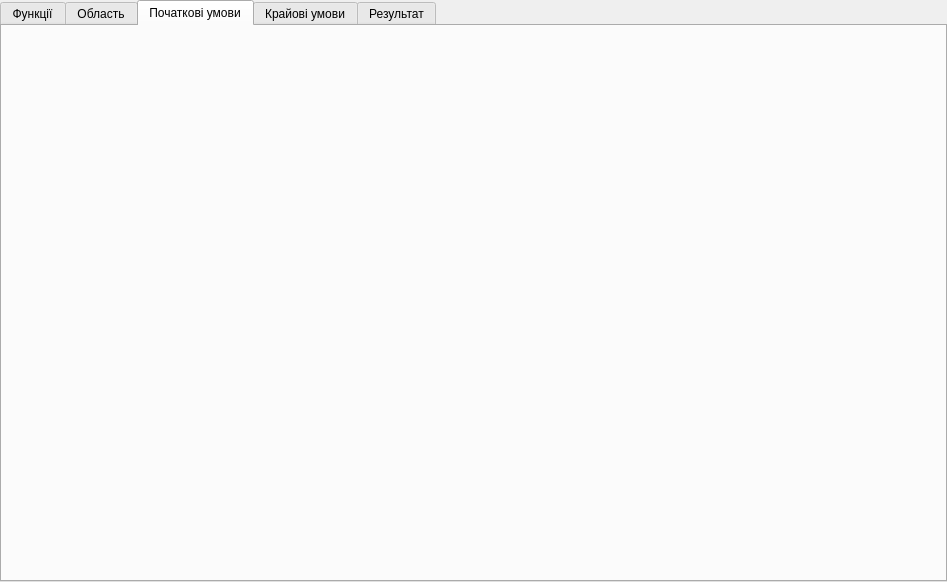
The window that tabwidget.ui (Lamzin/math-modeling) describes before a commit, drawn with Qt 5.
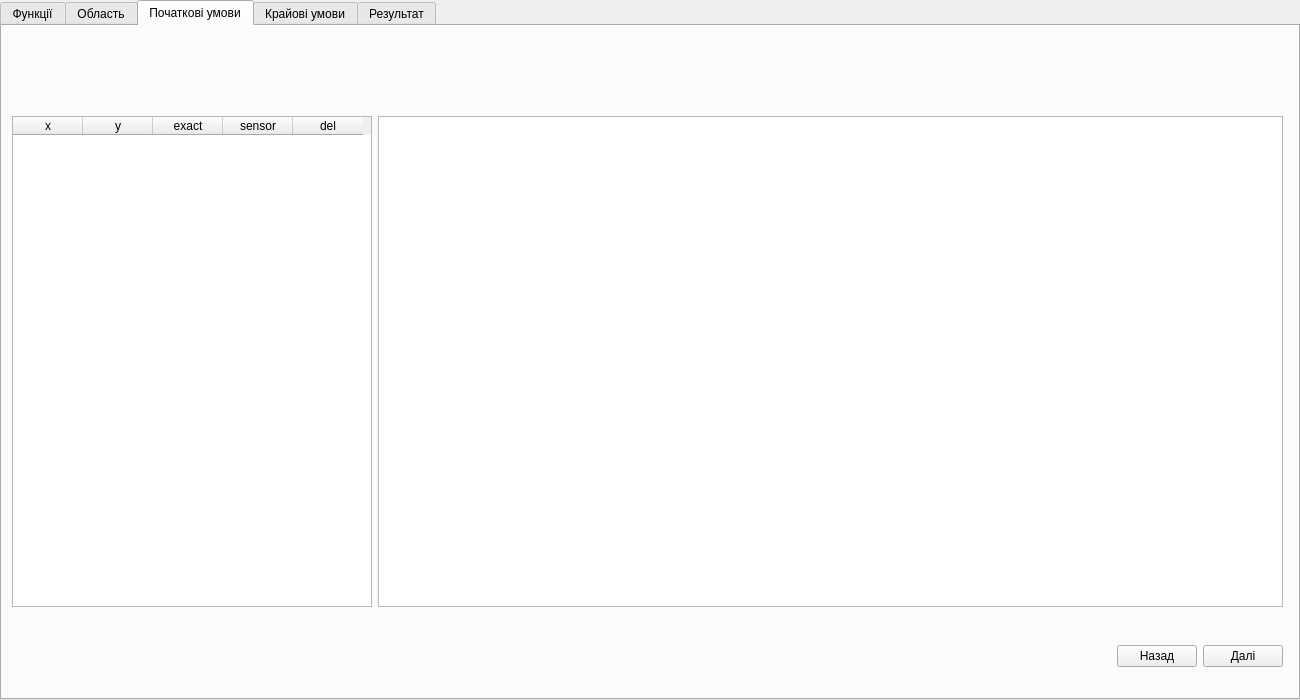
The same window after the commit. The open tabs and pages were chosen to show the change.

Diff of the .ui file:
```diff
--- a/tabwidget.ui
+++ b/tabwidget.ui
@@ -6,8 +6,8 @@
    <rect>
     <x>0</x>
     <y>0</y>
-    <width>947</width>
-    <height>582</height>
+    <width>1300</width>
+    <height>700</height>
    </rect>
   </property>
   <property name="windowTitle">
@@ -269,7 +269,7 @@
       </spacer>
      </item>
      <item>
-      <widget class="QPushButton" name="tab3_button_prev">
+      <widget class="QPushButton" name="tab2_button_prev">
        <property name="text">
         <string>Назад</string>
        </property>
@@ -289,6 +289,120 @@
    <attribute name="title">
     <string>Початкові умови</string>
    </attribute>
+   <widget class="QWidget" name="horizontalLayoutWidget_4">
+    <property name="geometry">
+     <rect>
+      <x>10</x>
+      <y>90</y>
+      <width>1271</width>
+      <height>491</height>
+     </rect>
+    </property>
+    <layout class="QHBoxLayout" name="horizontalLayout_4">
+     <item>
+      <widget class="QTableWidget" name="tab3_table">
+       <property name="sizePolicy">
+        <sizepolicy hsizetype="Fixed" vsizetype="Expanding">
+         <horstretch>0</horstretch>
+         <verstretch>0</verstretch>
+        </sizepolicy>
+       </property>
+       <property name="maximumSize">
+        <size>
+         <width>360</width>
+         <height>16777215</height>
+        </size>
+       </property>
+       <attribute name="horizontalHeaderDefaultSectionSize">
+        <number>70</number>
+       </attribute>
+       <column>
+        <property name="text">
+         <string>x</string>
+        </property>
+       </column>
+       <column>
+        <property name="text">
+         <string>y</string>
+        </property>
+       </column>
+       <column>
+        <property name="text">
+         <string>exact</string>
+        </property>
+       </column>
+       <column>
+        <property name="text">
+         <string>sensor</string>
+        </property>
+       </column>
+       <column>
+        <property name="text">
+         <string>del</string>
+        </property>
+       </column>
+      </widget>
+     </item>
+     <item>
+      <widget class="QGraphicsView" name="tab3_graphic">
+       <property name="sizePolicy">
+        <sizepolicy hsizetype="Minimum" vsizetype="Expanding">
+         <horstretch>0</horstretch>
+         <verstretch>0</verstretch>
+        </sizepolicy>
+       </property>
+       <property name="mouseTracking">
+        <bool>true</bool>
+       </property>
+      </widget>
+     </item>
+    </layout>
+   </widget>
+   <widget class="QWidget" name="horizontalLayoutWidget_5">
+    <property name="geometry">
+     <rect>
+      <x>10</x>
+      <y>600</y>
+      <width>1271</width>
+      <height>61</height>
+     </rect>
+    </property>
+    <layout class="QHBoxLayout" name="horizontalLayout_5">
+     <item>
+      <spacer name="horizontalSpacer_3">
+       <property name="orientation">
+        <enum>Qt::Horizontal</enum>
+       </property>
+       <property name="sizeHint" stdset="0">
+        <size>
+         <width>40</width>
+         <height>20</height>
+        </size>
+       </property>
+      </spacer>
+     </item>
+     <item>
+      <widget class="QPushButton" name="tab3_button_prev">
+       <property name="text">
+        <string>Назад</string>
+       </property>
+      </widget>
+     </item>
+     <item>
+      <widget class="QPushButton" name="tab3_button_next">
+       <property name="sizePolicy">
+        <sizepolicy hsizetype="Fixed" vsizetype="Fixed">
+         <horstretch>0</horstretch>
+         <verstretch>0</verstretch>
+        </sizepolicy>
+       </property>
+       <property name="text">
+        <string>Далі</string>
+       </property>
+      </widget>
+     </item>
+    </layout>
+   </widget>
   </widget>
   <widget class="QWidget" name="tab4">
    <attribute name="title">
```
Left out of the diff: 33 changed lines with no effect on the pictures.
